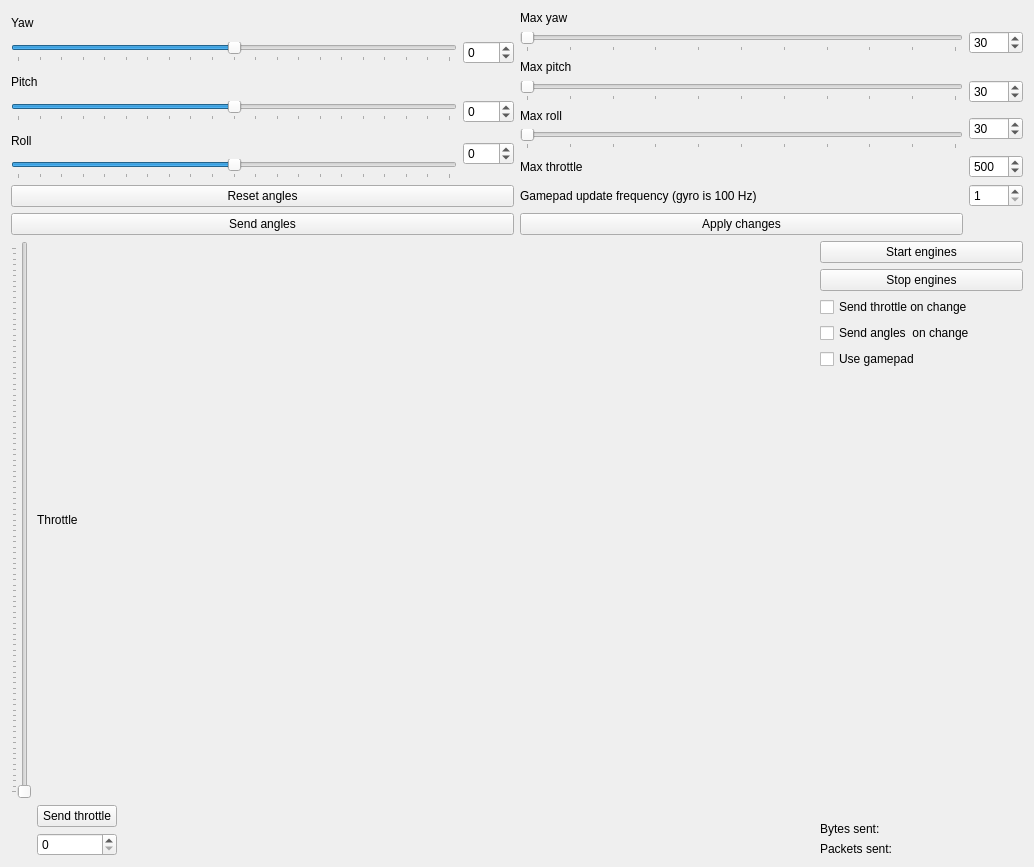
This is FlightController/Python/GraphicalController/gui.ui in debnera/arduino-quadcopter as Qt 5 draws it before an edit. The edited form follows.
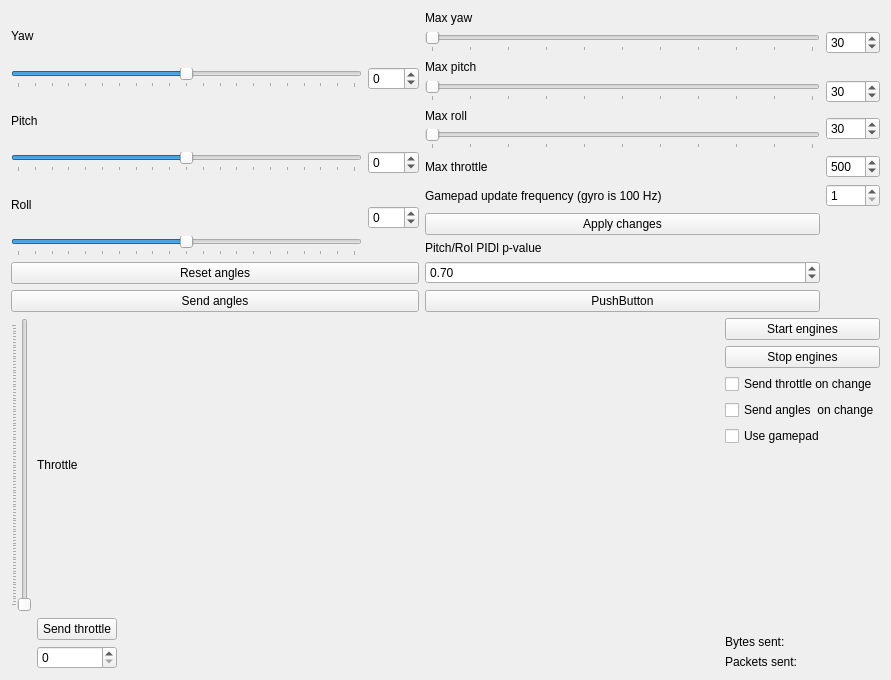
This is the edited form.

Commit message: GraphicalController: Now p-value for roll and pitch is adjustable.

```diff
--- a/FlightController/Python/GraphicalController/gui.ui
+++ b/FlightController/Python/GraphicalController/gui.ui
@@ -6,15 +6,15 @@
    <rect>
     <x>0</x>
     <y>0</y>
-    <width>1034</width>
-    <height>867</height>
+    <width>891</width>
+    <height>680</height>
    </rect>
   </property>
   <property name="windowTitle">
    <string>Form</string>
   </property>
   <layout class="QGridLayout" name="gridLayout_4">
-   <item row="2" column="1">
+   <item row="3" column="1">
     <layout class="QVBoxLayout" name="verticalLayout">
      <property name="leftMargin">
       <number>300</number>
@@ -364,6 +364,33 @@
        </property>
       </widget>
      </item>
+     <item row="9" column="0">
+      <widget class="QLabel" name="label_3">
+       <property name="text">
+        <string>Pitch/Rol PIDl p-value</string>
+       </property>
+      </widget>
+     </item>
+     <item row="10" column="0">
+      <widget class="QDoubleSpinBox" name="PID_p">
+       <property name="maximum">
+        <double>5.000000000000000</double>
+       </property>
+       <property name="singleStep">
+        <double>0.010000000000000</double>
+       </property>
+       <property name="value">
+        <double>0.700000000000000</double>
+       </property>
+      </widget>
+     </item>
+     <item row="11" column="0">
+      <widget class="QPushButton" name="send_PID">
+       <property name="text">
+        <string>PushButton</string>
+       </property>
+      </widget>
+     </item>
     </layout>
    </item>
    <item row="1" column="0">
@@ -384,7 +411,7 @@
      </item>
     </layout>
    </item>
-   <item row="2" column="0">
+   <item row="3" column="0">
     <layout class="QGridLayout" name="gridLayout_2">
      <item row="2" column="1">
       <widget class="QSpinBox" name="throttle_spinBox">
```
Left out of the diff: 162 changed lines with no effect on the pictures.
